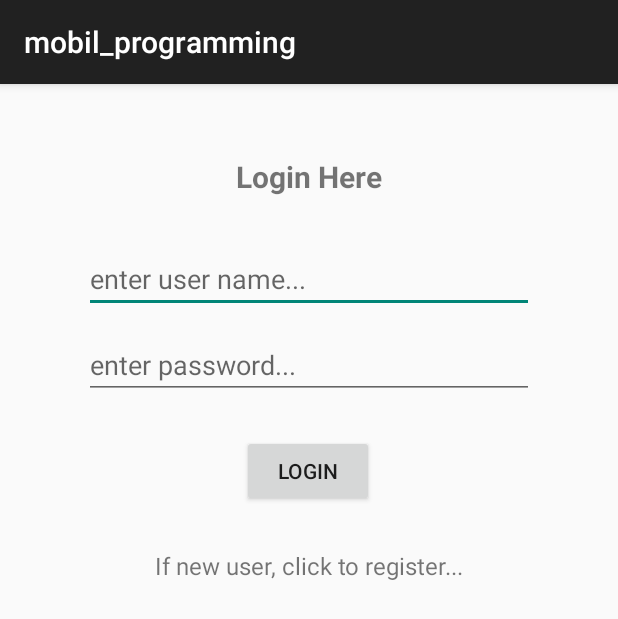
After one commit to Maslan34/Mobil_Programming, an Android app: the LoginActivity screen opened directly, with no data from a screen before it, on a phone screen of 412 x 824 dp. The commit adds this screen. Shown: the top 619 px of the screen. Run offline under Robolectric (Android 15) with nearby library versions, the phone set to English and light mode, and no system bars; network calls fail.

Commit message:
added work9

```diff
--- a/mobil_programming/app/src/main/AndroidManifest.xml
+++ b/mobil_programming/app/src/main/AndroidManifest.xml
@@ -89,6 +89,9 @@
         <activity
             android:name=".work8"
             android:exported="false" />
+        <activity
+            android:name=".LoginActivity"
+            android:exported="false" />
     </application>
 
 </manifest>
--- /dev/null
+++ b/mobil_programming/app/src/main/java/com/example/mobil_programming/LoginActivity.java
@@ -0,0 +1,23 @@
+package com.example.mobil_programming;
+
+import androidx.appcompat.app.AppCompatActivity;
+import androidx.fragment.app.FragmentManager;
+import androidx.fragment.app.FragmentTransaction;
+
+import android.os.Bundle;
+
+public class LoginActivity extends AppCompatActivity {
+
+    @Override
+    protected void onCreate(Bundle savedInstanceState) {
+        super.onCreate(savedInstanceState);
+        setContentView(R.layout.activity_login);
+
+        FragmentManager manager=getSupportFragmentManager();
+        FragmentTransaction transaction=manager.beginTransaction();
+        LoginFragment loginFragment=new LoginFragment();
+        transaction.add(R.id.container,loginFragment);
+        transaction.commit();
+
+    }
+}
--- /dev/null
+++ b/mobil_programming/app/src/main/java/com/example/mobil_programming/LoginFragment.java
@@ -0,0 +1,78 @@
+package com.example.mobil_programming;
+
+import android.os.Bundle;
+
+import androidx.fragment.app.Fragment;
+
+import android.text.TextUtils;
+import android.view.LayoutInflater;
+
+import android.view.View;
+import android.view.ViewGroup;
+import android.widget.Button;
+import android.widget.EditText;
+import android.widget.TextView;
+import android.widget.Toast;
+
+
+public class LoginFragment extends Fragment {
+    EditText etLoginUN,etLoginPass;
+    Button btnLogin;
+    TextView tvNewUser;
+
+    public LoginFragment() {
+        // Required empty public constructor
+    }
+
+    @Override
+    public View onCreateView(LayoutInflater inflater, ViewGroup container,
+                             Bundle savedInstanceState) {
+        // Inflate the layout for this fragment
+        View view=inflater.inflate(R.layout.fragment_login, container, false);
+        etLoginUN=view.findViewById(R.id.et_LoginUN);
+        etLoginPass=view.findViewById(R.id.et_LoginPass);
+        btnLogin=view.findViewById(R.id.btn_Login);
+        tvNewUser=view.findViewById(R.id.tv_NewUser);
+
+        btnLogin.setOnClickListener(new View.OnClickListener() {
+            @Override
+            public void onClick(View v) {
+
+                String userName=etLoginUN.getText().toString();
+                String password=etLoginPass.getText().toString();
+                System.out.println(userName);
+                System.out.println(password);
+                if(!TextUtils.isEmpty(userName)&& !TextUtils.isEmpty(password))
+                    if(userName.equals("muharrem") && password.equals("123"))
+                    {
+                        ListFragment listFragment=new ListFragment();
+                        getParentFragmentManager().beginTransaction().replace(R.id.container,listFragment).commit(); // -->Short Way
+                        Toast.makeText(getActivity(), "Login successfull", Toast.LENGTH_SHORT).show();
+
+                    }
+
+                    else
+                        Toast.makeText(getActivity(), "Username or password is wrong", Toast.LENGTH_SHORT).show();
+            }
+        });
+
+        tvNewUser.setOnClickListener(new View.OnClickListener() {
+            @Override
+            public void onClick(View v) {
+                /*FragmentManager manager=getParentFragmentManager();
+                FragmentTransaction transaction=manager.beginTransaction();
+                RegisterFragment registerFragment=new RegisterFragment();    ---> Long Way
+                transaction.replace(R.id.container,registerFragment);
+                transaction.commit();                */
+
+                RegisterFragment registerFragment=new RegisterFragment();
+                getParentFragmentManager().beginTransaction().replace(R.id.container,registerFragment).commit(); // -->Short Way
+
+            }
+        });
+
+
+
+        return view;
+    }
+}
--- a/mobil_programming/app/src/main/java/com/example/mobil_programming/MainActivity.java
+++ b/mobil_programming/app/src/main/java/com/example/mobil_programming/MainActivity.java
@@ -54,6 +54,10 @@ public class MainActivity extends AppCompatActivity {
             intent = new Intent(MainActivity.this, work8.class);
             startActivity(intent);
         }
+        else if (R.id.btn_work9 == objId) {
+            intent = new Intent(MainActivity.this, LoginActivity.class);
+            startActivity(intent);
+        }
         else {
             System.out.println("Warning");
         }
--- /dev/null
+++ b/mobil_programming/app/src/main/res/layout/activity_login.xml
@@ -0,0 +1,21 @@
+<?xml version="1.0" encoding="utf-8"?>
+<androidx.constraintlayout.widget.ConstraintLayout xmlns:android="http://schemas.android.com/apk/res/android"
+    xmlns:app="http://schemas.android.com/apk/res-auto"
+    xmlns:tools="http://schemas.android.com/tools"
+    android:layout_width="match_parent"
+    android:layout_height="match_parent"
+    tools:context=".LoginActivity">
+
+    <androidx.constraintlayout.widget.ConstraintLayout
+        android:id="@+id/container"
+        android:layout_width="0dp"
+        android:layout_height="450dp"
+        android:layout_marginStart="24dp"
+        android:layout_marginTop="32dp"
+        android:layout_marginEnd="24dp"
+        app:layout_constraintEnd_toEndOf="parent"
+        app:layout_constraintStart_toStartOf="parent"
+        app:layout_constraintTop_toTopOf="parent">
+
+    </androidx.constraintlayout.widget.ConstraintLayout>
+</androidx.constraintlayout.widget.ConstraintLayout>
--- /dev/null
+++ b/mobil_programming/app/src/main/res/layout/fragment_login.xml
@@ -0,0 +1,73 @@
+<?xml version="1.0" encoding="utf-8"?>
+<androidx.constraintlayout.widget.ConstraintLayout xmlns:android="http://schemas.android.com/apk/res/android"
+    xmlns:app="http://schemas.android.com/apk/res-auto"
+    xmlns:tools="http://schemas.android.com/tools"
+    android:layout_width="match_parent"
+    android:layout_height="match_parent"
+    tools:context=".LoginFragment">
+
+    <EditText
+        android:id="@+id/et_LoginUN"
+        android:layout_width="0dp"
+        android:layout_height="wrap_content"
+        android:layout_marginStart="32dp"
+        android:layout_marginTop="32dp"
+        android:layout_marginEnd="32dp"
+        android:ems="10"
+        android:hint="enter user name..."
+        android:inputType="textPersonName"
+        app:layout_constraintEnd_toEndOf="parent"
+        app:layout_constraintHorizontal_bias="0.0"
+        app:layout_constraintStart_toStartOf="parent"
+        app:layout_constraintTop_toBottomOf="@+id/textView" />
+
+    <EditText
+        android:id="@+id/et_LoginPass"
+        android:layout_width="0dp"
+        android:layout_height="wrap_content"
+        android:layout_marginStart="32dp"
+        android:layout_marginTop="12dp"
+        android:layout_marginEnd="32dp"
+        android:ems="10"
+        android:hint="enter password..."
+        android:inputType="textPassword"
+        app:layout_constraintEnd_toEndOf="parent"
+        app:layout_constraintHorizontal_bias="0.0"
+        app:layout_constraintStart_toStartOf="parent"
+        app:layout_constraintTop_toBottomOf="@+id/et_LoginUN" />
+
+    <TextView
+        android:id="@+id/textView"
+        android:layout_width="wrap_content"
+        android:layout_height="wrap_content"
+        android:layout_marginTop="16dp"
+        android:text="Login Here"
+        android:textSize="20sp"
+        android:textStyle="bold"
+        app:layout_constraintEnd_toEndOf="parent"
+        app:layout_constraintStart_toStartOf="parent"
+        app:layout_constraintTop_toTopOf="parent" />
+
+    <Button
+        android:id="@+id/btn_Login"
+        android:layout_width="wrap_content"
+        android:layout_height="wrap_content"
+        android:layout_marginTop="24dp"
+        android:text="Login"
+        app:layout_constraintEnd_toEndOf="parent"
+        app:layout_constraintHorizontal_bias="0.498"
+        app:layout_constraintStart_toStartOf="parent"
+        app:layout_constraintTop_toBottomOf="@+id/et_LoginPass" />
+
+    <TextView
+        android:id="@+id/tv_NewUser"
+        android:layout_width="wrap_content"
+        android:layout_height="wrap_content"
+        android:layout_marginTop="28dp"
+        android:text="If new user, click to register..."
+        android:textSize="16sp"
+        app:layout_constraintEnd_toEndOf="parent"
+        app:layout_constraintHorizontal_bias="0.498"
+        app:layout_constraintStart_toStartOf="parent"
+        app:layout_constraintTop_toBottomOf="@+id/btn_Login" />
+</androidx.constraintlayout.widget.ConstraintLayout>
```
Also changed, not shown: mobil_programming/app/src/main/java/com/example/mobil_programming/DetailFragment.java (added, +36 -0 lines), mobil_programming/app/src/main/java/com/example/mobil_programming/ListFragment.java (added, +56 -0 lines), mobil_programming/app/src/main/java/com/example/mobil_programming/RegisterFragment.java (added, +24 -0 lines), mobil_programming/app/src/main/res/layout/activity_main.xml (+6 -5 lines), mobil_programming/app/src/main/res/layout/fragment_detail.xml (added, +49 -0 lines), mobil_programming/app/src/main/res/layout/fragment_list.xml (added, +22 -0 lines), mobil_programming/app/src/main/res/layout/fragment_register.xml (added, +73 -0 lines), mobil_programming/app/src/main/res/values/strings.xml (+22 -0 lines).
